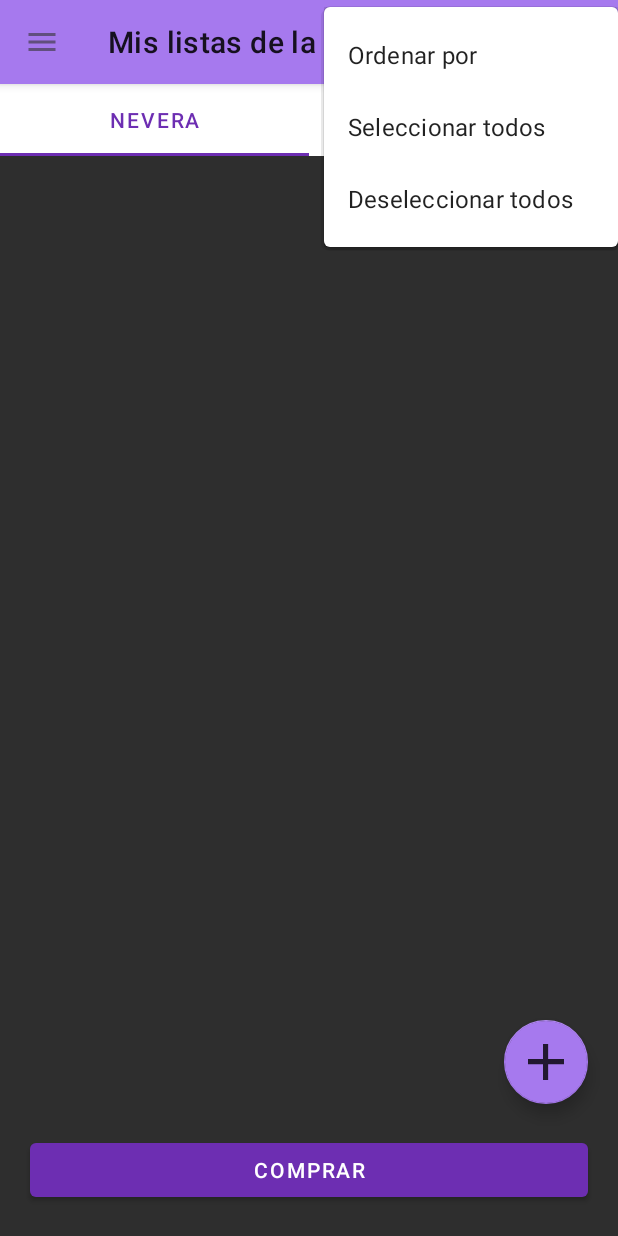
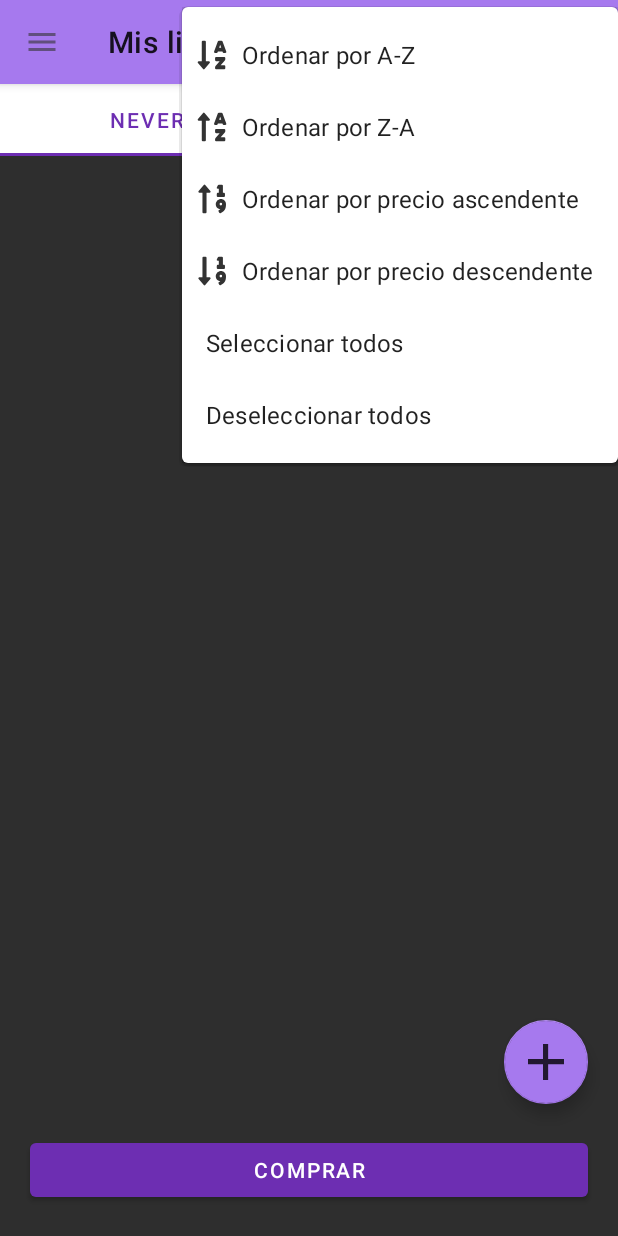
Before and after one commit to AndreaMendez09/TFG_Gestion_Alimentaria_Del_Hogar, an Android app: the ListaNevera_Fragment screen opened directly, with no data from a screen before it, after a tap on "Opciones", on a phone screen of 412 x 824 dp. Run offline under Robolectric (Android 15) with nearby library versions, the phone set to English and light mode, and no system bars; our stand-ins replace Firebase (no records; nobody signed in at launch, a user with empty details on screens opened directly); 2 statements that could not run were skipped.

Commit message:
Intento de ordenar en tab

```diff
--- a/Android/app/src/main/java/com/example/nevera_andreaalejandra/Adapters/AdapterProductoLista.java
+++ b/Android/app/src/main/java/com/example/nevera_andreaalejandra/Adapters/AdapterProductoLista.java
@@ -64,6 +64,10 @@ public class AdapterProductoLista extends RecyclerView.Adapter<AdapterProductoLi
     @Override
     public int getItemCount() {
         return list.size();
+    }
+
+    public List<ProductoModelo> getList() {
+        return list;
     }
 
     public List<ProductoModelo> getCheckedItems() {
--- a/Android/app/src/main/java/com/example/nevera_andreaalejandra/Fragments/Listas/ListaNevera_Fragment.java
+++ b/Android/app/src/main/java/com/example/nevera_andreaalejandra/Fragments/Listas/ListaNevera_Fragment.java
@@ -20,7 +20,6 @@ import android.widget.Button;
 import android.widget.Toast;
 
 import com.example.nevera_andreaalejandra.Activities.AddEditProductActivity;
-import com.example.nevera_andreaalejandra.Adapters.AdapterProducto;
 import com.example.nevera_andreaalejandra.Adapters.AdapterProductoLista;
 import com.example.nevera_andreaalejandra.Interfaces.OnButtonClickListener;
 import com.example.nevera_andreaalejandra.Interfaces.OnCheckedChangeListener;
@@ -35,7 +34,6 @@ import com.google.firebase.database.DataSnapshot;
 import com.google.firebase.database.DatabaseError;
 import com.google.firebase.database.DatabaseReference;
 import com.google.firebase.database.FirebaseDatabase;
-import com.google.firebase.database.Query;
 import com.google.firebase.database.ValueEventListener;
 
 import java.util.ArrayList;
@@ -58,7 +56,7 @@ public class ListaNevera_Fragment extends Fragment {
     private FirebaseAuth mAuth;
 
     //Creamos el adapter
-    private AdapterProductoLista adapterProducto;
+    public  AdapterProductoLista adapterProducto;
 
     //Los datos para vincularlos con la base de datos
     private String IdProducto;
@@ -217,39 +215,7 @@ public class ListaNevera_Fragment extends Fragment {
                             }
                         }
                     }
-                    adapterProducto = new AdapterProductoLista(getContext(), lista_productos, R.layout.item_product, new OnItemClickListener() {
-                        //Este click es al darle a la ciudad
-                        @Override
-                        public void onItemClick(ProductoModelo productoModelo, int position) {
-                            Intent intent = new Intent(getContext(), AddEditProductActivity.class);
-                            intent.putExtra("tarea", "editar");
-                            ProductoModelo productoModelo1 = lista_productos.get(position);
-                            Bundle bundle = new Bundle();
-                            bundle.putSerializable("objeto", productoModelo1);
-                            intent.putExtras(bundle);
-
-                            startActivity(intent);
-                        }
-                        //Este boton es al clickar en el boton eliminar que tiene cada cardview de ciudad
-                    }, new OnButtonClickListener() {
-                        @Override
-                        public void onButtonClick(ProductoModelo productoModelo, int position) {
-                            //Aqui va el boton de eliminar del cardview
-                            deleteProduct(productoModelo);
-                        }
-
-                    }, new OnCheckedChangeListener() {
-                        @Override
-                        public void onButtonClick(ProductoModelo productoModelo, int position, boolean isChecked) {
-                            if (isChecked) {
-                                //Toast.makeText(getContext(), "Seleccionado " + productoModelo.getNombre(), Toast.LENGTH_LONG).show();
-                                lista_productos_seleccionados.add(productoModelo);
-                            }else {
-                                //Toast.makeText(getContext(), "deseleccionado", Toast.LENGTH_LONG).show();
-                                lista_productos_seleccionados.remove(productoModelo);
-                            }
-                        }
-                    });
+                    adapterProducto = getAdapter();
 
                     /*                    if (check.isChecked()) {
                         Toast.makeText(context, "Seleccionado", Toast.LENGTH_LONG).show();
@@ -282,6 +248,44 @@ public class ListaNevera_Fragment extends Fragment {
         });
     }
 
+    public AdapterProductoLista getAdapter() {
+        adapterProducto = new AdapterProductoLista(getContext(), lista_productos, R.layout.item_product, new OnItemClickListener() {
+            //Este click es al darle a la ciudad
+            @Override
+            public void onItemClick(ProductoModelo productoModelo, int position) {
+                Intent intent = new Intent(getContext(), AddEditProductActivity.class);
+                intent.putExtra("tarea", "editar");
+                ProductoModelo productoModelo1 = lista_productos.get(position);
+                Bundle bundle = new Bundle();
+                bundle.putSerializable("objeto", productoModelo1);
+                intent.putExtras(bundle);
+
+                startActivity(intent);
+            }
+            //Este boton es al clickar en el boton eliminar que tiene cada cardview de ciudad
+        }, new OnButtonClickListener() {
+            @Override
+            public void onButtonClick(ProductoModelo productoModelo, int position) {
+                //Aqui va el boton de eliminar del cardview
+                deleteProduct(productoModelo);
+            }
+
+        }, new OnCheckedChangeListener() {
+            @Override
+            public void onButtonClick(ProductoModelo productoModelo, int position, boolean isChecked) {
+                if (isChecked) {
+                    //Toast.makeText(getContext(), "Seleccionado " + productoModelo.getNombre(), Toast.LENGTH_LONG).show();
+                    lista_productos_seleccionados.add(productoModelo);
+                }else {
+                    //Toast.makeText(getContext(), "deseleccionado", Toast.LENGTH_LONG).show();
+                    lista_productos_seleccionados.remove(productoModelo);
+                }
+            }
+        });
+
+        return adapterProducto;
+    }
+
     private void deleteProduct(final ProductoModelo productoModelo) {
 
         //creamos el alertDialog
--- a/Android/app/src/main/res/menu/more_options_listas.xml
+++ b/Android/app/src/main/res/menu/more_options_listas.xml
@@ -9,7 +9,23 @@
         <menu>
             <item
                 android:id="@+id/opciones_ordenar"
-                android:title="Ordenar por"
+                android:title="Ordenar por A-Z"
+                android:icon="@drawable/ic_sort_az"
+                />
+            <item
+                android:id="@+id/opciones_ordenar2"
+                android:title="Ordenar por Z-A"
+                android:icon="@drawable/ic_sort_za"
+                />
+            <item
+                android:id="@+id/opciones_ordenar3"
+                android:title="Ordenar por precio ascendente"
+                android:icon="@drawable/ic_sort_9_1"
+                />
+            <item
+                android:id="@+id/opciones_ordenar4"
+                android:title="Ordenar por precio descendente"
+                android:icon="@drawable/ic_sort_1_9"
                 />
             <item
                 android:id="@+id/opciones_seleccionar"
```
Also changed, not shown: Android/app/src/main/java/com/example/nevera_andreaalejandra/Activities/TabActivity.java (+22 -4 lines).
